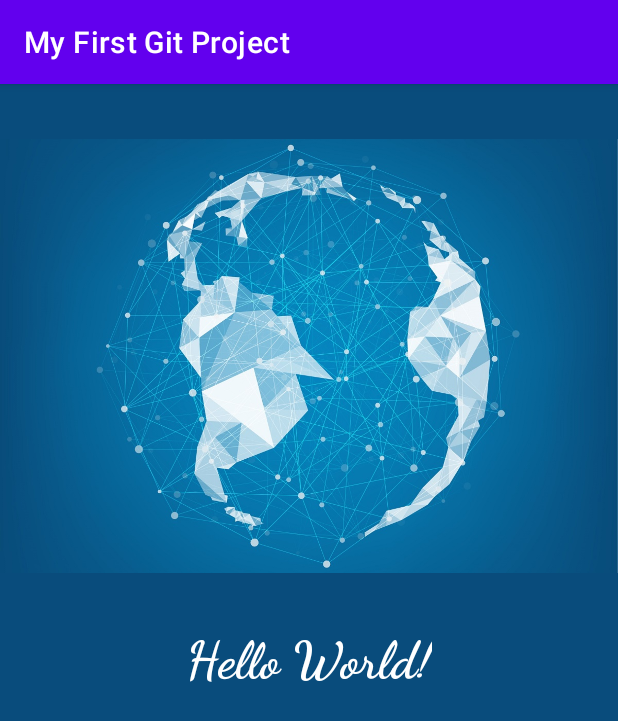
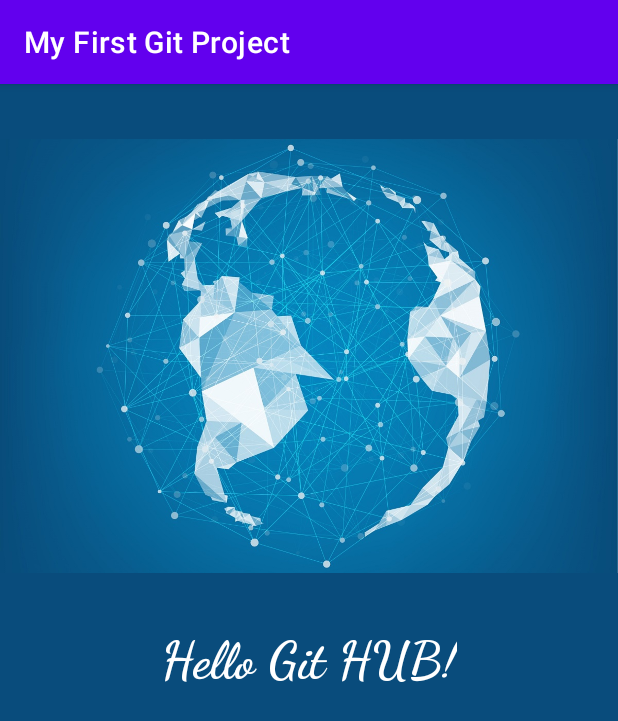
Before and after one commit to jekispank/MyFirstGitProject, an Android app: the screen it shows after launch (MainActivity), on a phone screen of 412 x 824 dp. Shown: the top 721 px of the screen. Run offline under Robolectric (Android 15) with nearby library versions, the phone set to English and light mode, and no system bars.

Commit message:
Adding a string resource. Changing text.

```diff
--- a/app/src/main/res/layout/activity_main.xml
+++ b/app/src/main/res/layout/activity_main.xml
@@ -11,7 +11,7 @@
         android:id="@+id/textView"
         android:layout_width="wrap_content"
         android:layout_height="wrap_content"
-        android:text="Hello World!"
+        android:text="@string/text"
         android:textColor="#FFFFFF"
         android:textSize="34sp"
         android:textStyle="bold"
--- a/app/src/main/res/values/strings.xml
+++ b/app/src/main/res/values/strings.xml
@@ -1,3 +1,4 @@
 <resources>
     <string name="app_name">My First Git Project</string>
+    <string name="text">Hello Git HUB!</string>
 </resources>
```
